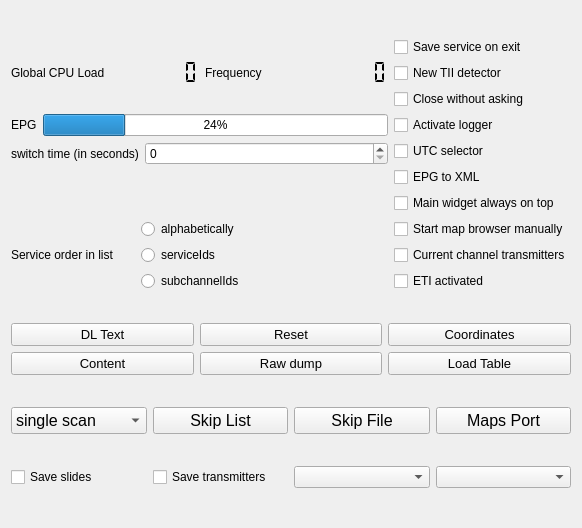
Old version of the form forms/config-helper.ui in the repository tomneda/DABstar.
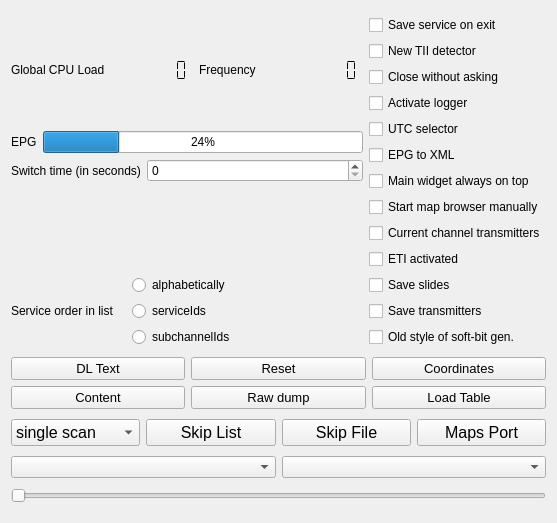
New version of the form. Custom widgets are drawn as their Qt base class.

Commit message: Add checkbox to config widget to choose old style soft bit generation

The edit to the form file:
```diff
--- a/forms/config-helper.ui
+++ b/forms/config-helper.ui
@@ -6,8 +6,8 @@
    <rect>
     <x>0</x>
     <y>0</y>
-    <width>582</width>
-    <height>528</height>
+    <width>557</width>
+    <height>523</height>
    </rect>
   </property>
   <property name="windowTitle">
@@ -100,7 +100,7 @@
          <item row="0" column="0">
           <widget class="QLabel" name="label_2">
            <property name="text">
-            <string>switch time (in seconds)</string>
+            <string>Switch time (in seconds)</string>
            </property>
           </widget>
          </item>
@@ -262,6 +262,36 @@
          </property>
         </widget>
        </item>
+       <item>
+        <widget class="QCheckBox" name="saveSlides">
+         <property name="toolTip">
+          <string>&lt;html&gt;&lt;head/&gt;&lt;body&gt;&lt;p&gt;If set, slides (pictures) appearing during transmissions are being saved&lt;/p&gt;&lt;/body&gt;&lt;/html&gt;</string>
+         </property>
+         <property name="text">
+          <string>Save slides</string>
+         </property>
+        </widget>
+       </item>
+       <item>
+        <widget class="QCheckBox" name="transmSelector">
+         <property name="toolTip">
+          <string>&lt;html&gt;&lt;head/&gt;&lt;body&gt;&lt;p&gt;When this is set, the transmitter descriptions visible on the map are also stored in a &amp;quot;.csv&amp;quot;  file,&lt;/p&gt;&lt;p&gt;On starting the httpHandler, a file selection menu will appear.&lt;/p&gt;&lt;/body&gt;&lt;/html&gt;</string>
+         </property>
+         <property name="text">
+          <string>Save transmitters</string>
+         </property>
+        </widget>
+       </item>
+       <item>
+        <widget class="QCheckBox" name="cbOldSoftBitGen">
+         <property name="toolTip">
+          <string>&lt;html&gt;&lt;head/&gt;&lt;body&gt;&lt;p&gt;Change bitween new soft-bit calculation for the Viterbi decoder and the old style (box checked).&lt;/p&gt;&lt;p&gt;This should make a difference in bad reception conditions. See needed RS (Reed-Solomon) correction.&lt;/p&gt;&lt;/body&gt;&lt;/html&gt;</string>
+         </property>
+         <property name="text">
+          <string>Old style of soft-bit gen.</string>
+         </property>
+        </widget>
+       </item>
       </layout>
      </item>
     </layout>
@@ -451,40 +481,26 @@
    <item>
     <layout class="QHBoxLayout" name="horizontalLayout_2">
      <item>
-      <widget class="QCheckBox" name="saveSlides">
-       <property name="toolTip">
-        <string>&lt;html&gt;&lt;head/&gt;&lt;body&gt;&lt;p&gt;If set, slides (pictures) appearing during transmissions are being saved&lt;/p&gt;&lt;/body&gt;&lt;/html&gt;</string>
-       </property>
-       <property name="text">
-        <string>Save slides</string>
-       </property>
-      </widget>
-     </item>
-     <item>
-      <widget class="QCheckBox" name="transmSelector">
-       <property name="toolTip">
-        <string>&lt;html&gt;&lt;head/&gt;&lt;body&gt;&lt;p&gt;When this is set, the transmitter descriptions visible on the map are also stored in a &amp;quot;.csv&amp;quot;  file,&lt;/p&gt;&lt;p&gt;On starting the httpHandler, a file selection menu will appear.&lt;/p&gt;&lt;/body&gt;&lt;/html&gt;</string>
-       </property>
-       <property name="text">
-        <string>Save transmitters</string>
-       </property>
-      </widget>
-     </item>
-     <item>
-      <widget class="smallComboBox" name="streamoutSelector">
-       <property name="maximumSize">
-        <size>
-         <width>162</width>
-         <height>16777215</height>
-        </size>
-       </property>
-      </widget>
+      <widget class="smallComboBox" name="streamoutSelector"/>
      </item>
      <item>
       <widget class="smallComboBox" name="deviceSelector"/>
      </item>
     </layout>
    </item>
+   <item>
+    <widget class="QSlider" name="sliderTest">
+     <property name="toolTip">
+      <string>&lt;html&gt;&lt;head/&gt;&lt;body&gt;&lt;p&gt;Slider for different tests. Normally no need to change.&lt;/p&gt;&lt;/body&gt;&lt;/html&gt;</string>
+     </property>
+     <property name="maximum">
+      <number>100</number>
+     </property>
+     <property name="orientation">
+      <enum>Qt::Horizontal</enum>
+     </property>
+    </widget>
+   </item>
   </layout>
  </widget>
  <customwidgets>
```
Left out of the diff: 2 changed lines with no effect on the pictures. The commit also changes 7 other files.
